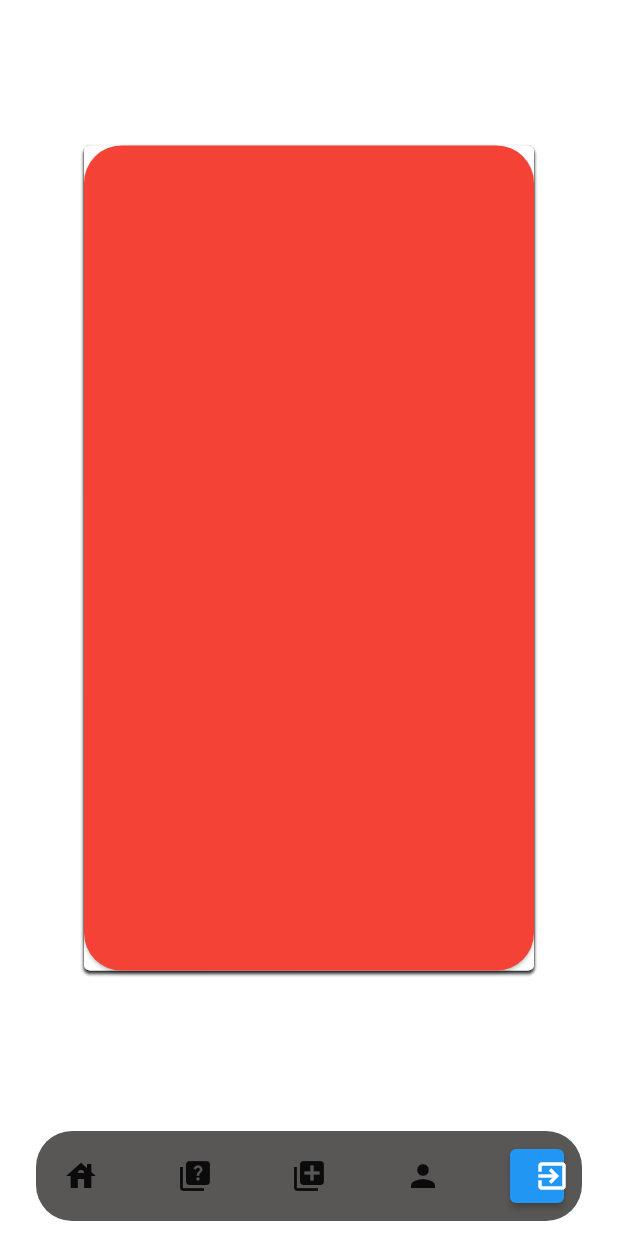
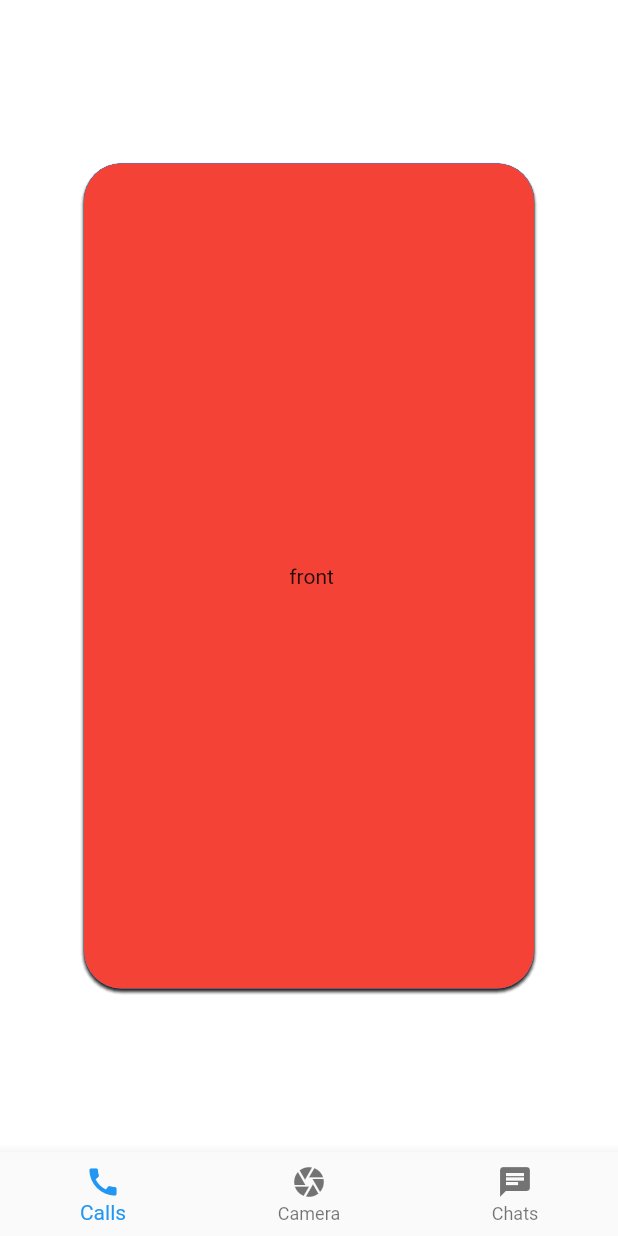
Before and after one commit to bunyaminkirmizi/VocaUp, a Flutter app: the Review screen opened directly, on a phone screen of 412 x 824 dp. Run offline on Flutter 3.47's test engine with Material 2 defaults, Android fonts, the phone set to English and light mode, and no system bars; drawn by our look-alikes of flip_card; our stand-ins replace flutter_svg; missing offline and left inert: dart:ffi.

Commit message:
flip card and bottom navbar added

```diff
--- a/lib/screens/login/components/body.dart
+++ b/lib/screens/login/components/body.dart
@@ -5,8 +5,9 @@ import 'package:flutter_svg/flutter_svg.dart';
 import 'package:endustriyel_app/screens/components/rounded_button.dart';
 import 'package:endustriyel_app/screens/login/components/already_have_an_account_check.dart';
 import 'package:endustriyel_app/screens/login/components/rounded_input_field.dart';
+import 'package:endustriyel_app/screens/pages/route.dart' as PagesRoute;
+import 'package:endustriyel_app/screens/login/components/background.dart';
 import 'package:endustriyel_app/screens/signup/index.dart';
-import 'package:endustriyel_app/screens/login/components/background.dart';
 
 
 class Body extends StatelessWidget {
@@ -48,7 +49,7 @@ class Body extends StatelessWidget {
             suffixIcon: Icons.remove_red_eye),
         RoundedButton(text: "Giriş Yap", onPressed: () {
           Navigator.pushReplacement(context, MaterialPageRoute(builder: (context) {
-                  return MainPage();
+                  return PagesRoute.Route();
                 }));
         }),
         Row(
--- a/lib/screens/pages/components/BottomNavBar.dart
+++ b/lib/screens/pages/components/BottomNavBar.dart
@@ -1,4 +1,27 @@
 import 'package:flutter/material.dart';
+
+// BottomNavigationBar(
+//         items: const <BottomNavigationBarItem>[
+//           BottomNavigationBarItem(
+//             icon: Icon(Icons.house),
+//             label: '',
+//           ),
+//           BottomNavigationBarItem(
+//             icon: Icon(Icons.camera),
+//             label: '',
+//           ),
+//           BottomNavigationBarItem(
+//             icon: Icon(Icons.chat),
+//             label: '',
+//           ),
+//           // BottomNavigationBarItem(
+//           //   icon: Icon(Icons.chat),
+//           //   label: 'Chats',
+//           // ),
+//         ],
+//         currentIndex: _selectedIndex,
+//         onTap: _onItemTapped,
+//       ),
 
 class BottomNavBar extends StatelessWidget {
   const BottomNavBar({
@@ -7,58 +30,76 @@ class BottomNavBar extends StatelessWidget {
 
   @override
   Widget build(BuildContext context) {
-    return SafeArea(
-                child: Container(
-                padding:EdgeInsets.all(12),
-                // alignment: Alignment.bottomCenter,
-                margin:EdgeInsets.symmetric(
-                  horizontal: 24,
-                  vertical: 10
-                ),
-                decoration: BoxDecoration(
-                color: Color.fromARGB(255, 48, 44, 44).withOpacity(0.8),
-                borderRadius: BorderRadius.all(Radius.circular(24))
-              ),
-              child: Row(
-                mainAxisSize: MainAxisSize.min,
-                mainAxisAlignment: MainAxisAlignment.spaceBetween,
+    return BottomNavigationBar(
+    items: const <BottomNavigationBarItem>[
+      BottomNavigationBarItem(
+        icon: Icon(Icons.call),
+        label: 'Calls',
+      ),
+      BottomNavigationBarItem(
+        icon: Icon(Icons.camera),
+        label: 'Camera',
+      ),
+      BottomNavigationBarItem(
+        icon: Icon(Icons.chat),
+        label: 'Chats',
+      ),
+    ],
+  );
+  }
+  }
+    // return SafeArea(
+              //   child: Container(
+              //   padding:EdgeInsets.all(12),
+              //   // alignment: Alignment.bottomCenter,
+              //   margin:EdgeInsets.symmetric(
+              //     horizontal: 24,
+              //     vertical: 10
+              //   ),
+              //   decoration: BoxDecoration(
+              //   color: Color.fromARGB(255, 48, 44, 44).withOpacity(0.8),
+              //   borderRadius: BorderRadius.all(Radius.circular(24))
+              // ),
 
-              children:[
-                SizedBox(
-                  height: 36,
-                  width: 36,
-                  child: Icon(Icons.house)
+              // child: Row(
+              //   mainAxisSize: MainAxisSize.min,
+              //   mainAxisAlignment: MainAxisAlignment.spaceBetween,
+              // children:[
+              //   SizedBox(
+              //     height: 36,
+              //     width: 36,
+              //     child: Icon(Icons.house)
 
-                ),SizedBox(
-                  height: 36,
-                  width: 36,
-                  child: Icon(Icons.quiz)
+              //   ),SizedBox(
+              //     height: 36,
+              //     width: 36,
+              //     child: Icon(Icons.quiz)
 
-                ),SizedBox(
-                  height: 36,
-                  width: 36,
-                  child: Icon(Icons.my_library_add)
+              //   ),SizedBox(
+              //     height: 36,
+              //     width: 36,
+              //     child: Icon(Icons.my_library_add)
 
-                ),SizedBox(
-                  height: 36,
-                  width: 36,
-                  child: Icon(Icons.person)
+              //   ),SizedBox(
+              //     height: 36,
+              //     width: 36,
+              //     child: Icon(Icons.person)
 
-                ),
-                SizedBox(
+              //   ),
+              //   SizedBox(
 
-                  height: 36,
-                  width: 36,
-                  child: ElevatedButton(onPressed: (){
+              //     height: 36,
+              //     width: 36,
+              //     child: ElevatedButton(onPressed: (){
 
-                    Navigator.pop(context);
-                  },child:Icon(Icons.exit_to_app)
-                  )
+              //       Navigator.pop(context);
+              //     },child:Icon(Icons.exit_to_app)
+              //     )
 
-                )
-              ]
-              ),
-              )
-              );
-  }
-}
+              //   )
+              // ]
+              // ),
+              // )
+              // );
+  // }
+// }
--- a/lib/screens/pages/review/components/body.dart
+++ b/lib/screens/pages/review/components/body.dart
@@ -5,6 +5,7 @@ import 'package:flutter_svg/flutter_svg.dart';
 import 'package:endustriyel_app/screens/components/rounded_button.dart';
 import 'package:endustriyel_app/screens/pages/review/components/background.dart';
 import 'package:endustriyel_app/constants/colors.dart';
+import 'package:flip_card/flip_card.dart';
 
 class Body extends StatelessWidget {
   const Body({
@@ -65,9 +66,8 @@ class _Page extends State<Page> {
         // cardStack.removeAt(cardStack.length-1);
         Object stackTop = cardStack.last;
         cardStack.removeLast();
-        print((stackTop as PositionedCard).text);
         setState(() {
-          lastCard = (stackTop as PositionedCard).text;
+          lastCard = (stackTop as PositionedCard).text+' its last card';
         });
       }
     }
@@ -86,7 +86,7 @@ class _Page extends State<Page> {
         ...cardStack,
         AngledCard(
           angle: angle,
-          visible:visible,
+          visible: visible,
           distancex: distancex,
           distancey: distancey,
           text: lastCard)]),
@@ -127,6 +127,11 @@ class PositionedCard extends StatelessWidget {
         // alignment: Alignment(,distancey*0.01),
         child: Container(
             child: Card(
+              color: Colors.blue,
+                          shape: RoundedRectangleBorder(
+              side :BorderSide.none,
+              borderRadius: BorderRadius.all(Radius.circular(25))),
+
               child: SizedBox(
         width: 300,
         height: 550,
@@ -146,6 +151,7 @@ class AngledCard extends StatelessWidget {
     required this.distancey,
     required this.text,
     this.visible = true,
+    this.side = CardSide.FRONT
   });
 
   final double angle;
@@ -153,6 +159,7 @@ class AngledCard extends StatelessWidget {
   final double distancey;
   final String text;
   final bool visible;
+  final CardSide side;
 
   @override
   Widget build(BuildContext context) {
@@ -162,11 +169,11 @@ class AngledCard extends StatelessWidget {
       visible :visible,
       child:Align(
 
-      alignment: Alignment(distancex*0.03,distancey*1),
+      alignment: Alignment(distancex*0.03,distancey*0.03),
       child: Container(
-
-          child: Card(
-
+          child: FlipCard(
+            side: side,
+            speed:340,front: Card(
             color: Colors.red,
             shape: RoundedRectangleBorder(
               side :BorderSide.none,
@@ -174,9 +181,20 @@ class AngledCard extends StatelessWidget {
             child: SizedBox(
       width: 300,
       height: 550,
-      child: Center(child: Text(text)),
+      child: Center(child: Text(text + ' front')),
             ),
-          ),
+          ),back:Card(
+
+            color: Colors.green,
+            shape: RoundedRectangleBorder(
+              side :BorderSide.none,
+              borderRadius: BorderRadius.all(Radius.circular(25))),
+            child: SizedBox(
+      width: 300,
+      height: 550,
+      child: Center(child: Text(text + ' back')),
+            ),
+          ),)
         ),
     ),)
         );
--- a/lib/screens/pages/review/index.dart
+++ b/lib/screens/pages/review/index.dart
@@ -1,12 +1,13 @@
 import 'package:flutter/material.dart';
-import 'package:endustriyel_app/screens/pages/review/components/body.dart';
+import 'package:endustriyel_app/screens/pages/review/components/body.dart' as Main;
 import 'package:endustriyel_app/screens/pages/components/BottomNavBar.dart';
 
 class Review extends StatelessWidget{
   @override
   Widget build(BuildContext context){
     Size size = MediaQuery.of(context).size;
-    return Scaffold( body: Body(),
+    return Scaffold( body: Main.Body(),
+
       bottomNavigationBar: BottomNavBar());
   }
 }
--- a/lib/screens/welcome/components/body.dart
+++ b/lib/screens/welcome/components/body.dart
@@ -29,7 +29,9 @@ class Body extends StatelessWidget {
               onPressed: () {
                 Navigator.push(context, MaterialPageRoute(builder: (context) {
                   return LoginScreen();
-                }));
+                    }
+                  )
+                );
               },
               textColor: Colors.white,
               color: kPrimaryColor),
--- a/pubspec.yaml
+++ b/pubspec.yaml
@@ -41,6 +41,7 @@ dev_dependencies:
   flutter_test:
     sdk: flutter
   http: ^0.13.5
+  flip_card: ^0.7.0
   # rive: ^0.10.3
   # The "flutter_lints" package below contains a set of recommended lints to
   # encourage good coding practices. The lint set provided by the package is
```
Also changed, not shown: lib/screens/pages/route.dart (added, +71 -0 lines), pubspec.lock.
